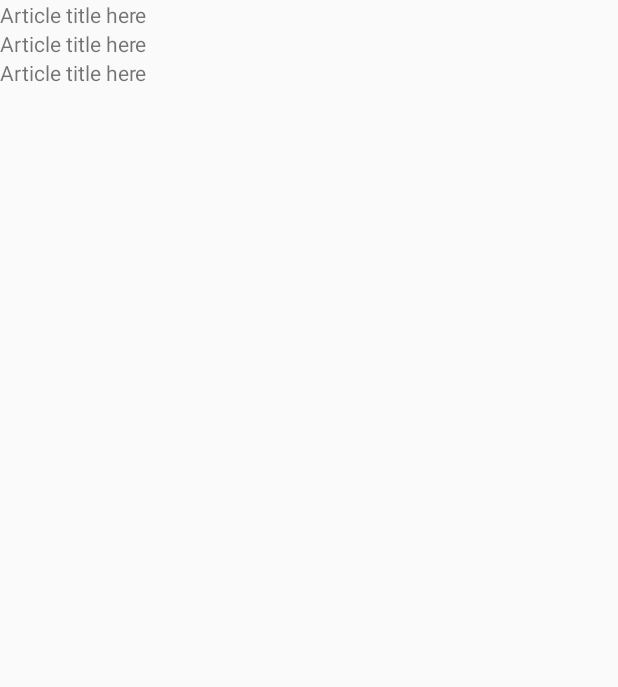
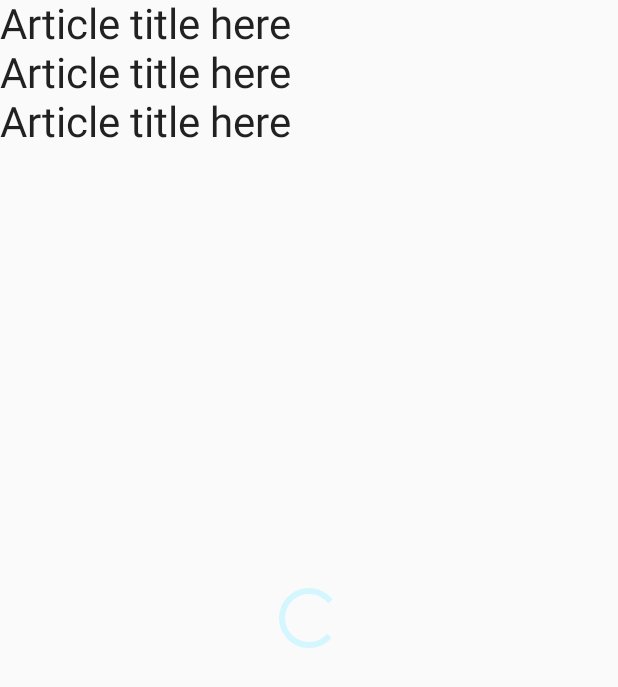
Before and after one commit to welshk91/Pheme, an Android app: the layout fragment_dashboard.xml on its own in the app's theme, with its tools: preview values and no code run, on a phone screen of 412 x 824 dp. Shown: the top 687 px of the screen. Run offline under Robolectric (Android 15) with nearby library versions, the phone set to English and light mode, and no system bars.

```diff
--- a/app/src/main/res/layout/article_item.xml
+++ b/app/src/main/res/layout/article_item.xml
@@ -6,6 +6,7 @@
 
     <TextView
         android:id="@+id/title"
+        style="@style/DashboardArticleTitle"
         android:layout_width="wrap_content"
         android:layout_height="wrap_content"
         android:layout_centerVertical="true"
--- a/app/src/main/res/layout/fragment_dashboard.xml
+++ b/app/src/main/res/layout/fragment_dashboard.xml
@@ -15,16 +15,26 @@
         android:layout_height="match_parent"
         tools:context=".app.MainActivity">
 
+        <ProgressBar
+            android:id="@+id/progressbar"
+            style="@style/ProgressBar"
+            android:layout_width="wrap_content"
+            android:layout_height="wrap_content"
+            app:layout_constraintBottom_toBottomOf="parent"
+            app:layout_constraintEnd_toEndOf="parent"
+            app:layout_constraintStart_toStartOf="parent"
+            app:layout_constraintTop_toTopOf="parent" />
+
         <androidx.recyclerview.widget.RecyclerView
             android:id="@+id/news_articles"
             android:layout_width="0dp"
             android:layout_height="0dp"
             app:layoutManager="androidx.recyclerview.widget.LinearLayoutManager"
-            tools:listitem="@layout/article_item"
             app:layout_constraintBottom_toBottomOf="parent"
             app:layout_constraintLeft_toLeftOf="parent"
             app:layout_constraintRight_toRightOf="parent"
-            app:layout_constraintTop_toTopOf="parent" />
+            app:layout_constraintTop_toTopOf="parent"
+            tools:listitem="@layout/article_item" />
 
     </androidx.constraintlayout.widget.ConstraintLayout>
 </layout>
--- a/app/src/main/res/values/styles.xml
+++ b/app/src/main/res/values/styles.xml
@@ -8,4 +8,13 @@
         <item name="colorAccent">@color/colorAccent</item>
     </style>
 
+    <style name="ProgressBar" parent="Widget.AppCompat.ProgressBar">
+        <item name="android:indeterminateTint">@color/progressbar</item>
+    </style>
+
+    <style name="DashboardArticleTitle" parent="TextAppearance.AppCompat">
+        <item name="android:textSize">@dimen/dashboardArticleTitle</item>
+        <item name="android:includeFontPadding">false</item>
+    </style>
+
 </resources>
```
Also changed, not shown: app/src/main/java/com/welshk/pheme/app/DashboardFragment.kt (+12 -0 lines), app/src/main/java/com/welshk/pheme/views/ArticleItemDecoration.kt (added, +33 -0 lines), app/src/main/res/values/colors.xml (+15 -0 lines), app/src/main/res/values/dimens.xml (added, +7 -0 lines).
